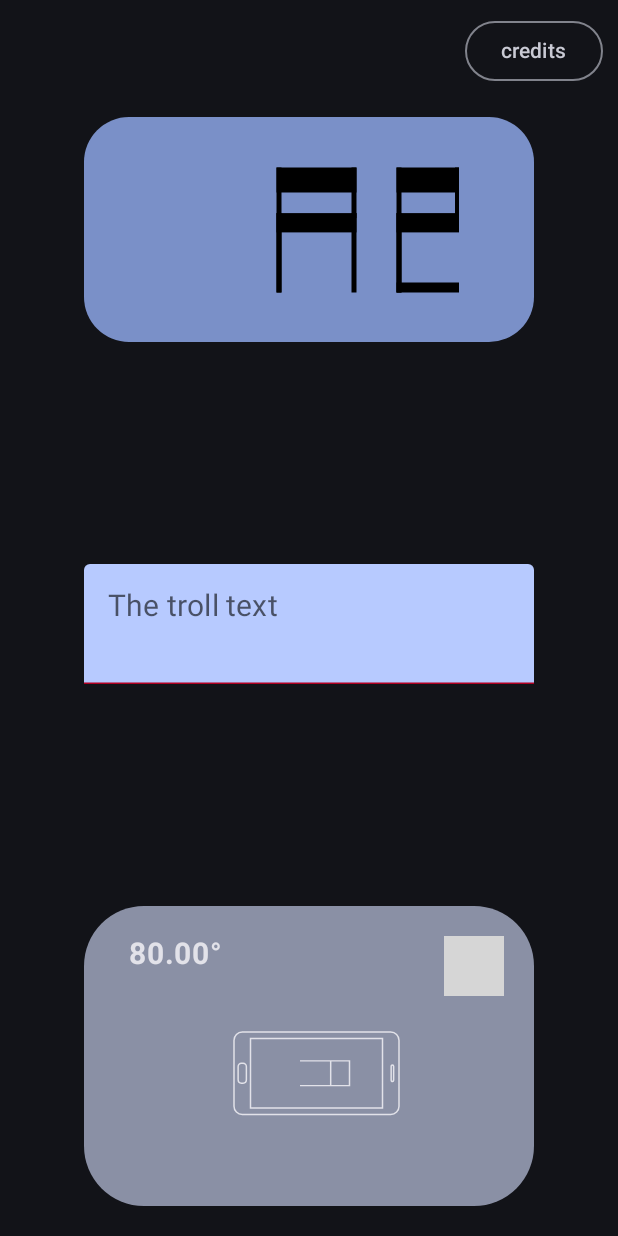
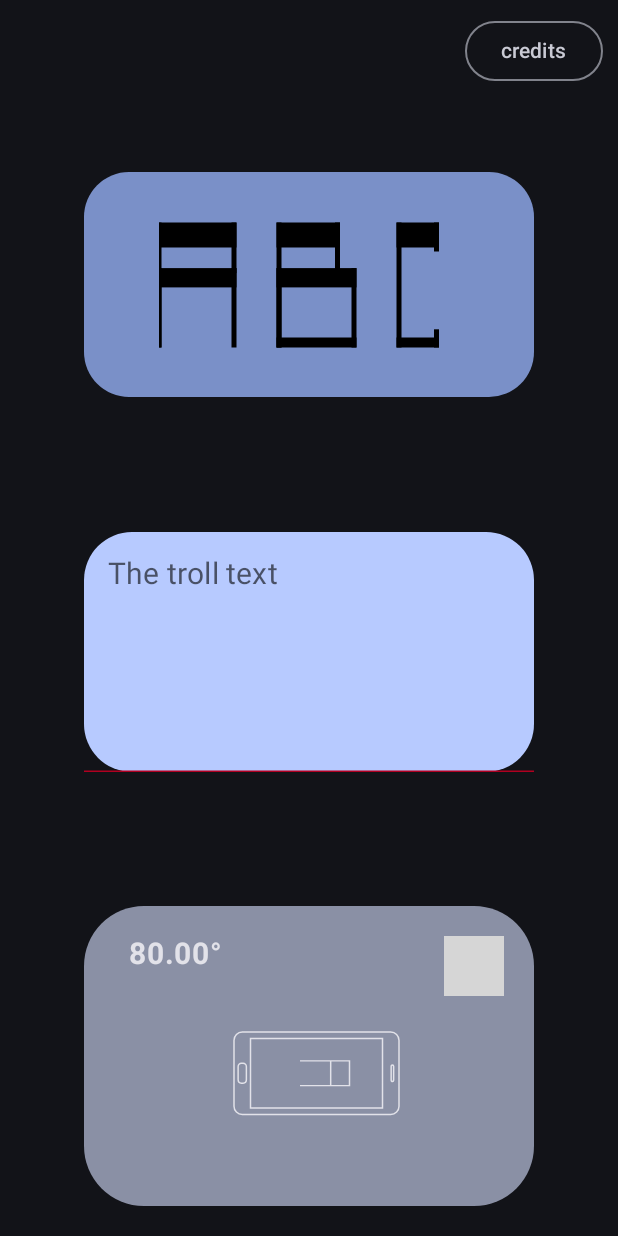
Before and after one commit to SCOTT-HAMILTON/Trollslate, an Android app built with Jetpack Compose: the screen it shows after launch (MainActivity), on a phone screen of 412 x 824 dp. Run offline under Robolectric (Android 15) with nearby library versions, the phone set to English and light mode, and no system bars; missing, so only their content is drawn: CompositionLocalProvider, ProvideTextStyle; 3 statements that could not run were skipped; grey boxes are pictures that could not be loaded.

Commit message:
Troll TextField fix, Ui updates, nav back on credits page

```diff
--- a/app/src/main/AndroidManifest.xml
+++ b/app/src/main/AndroidManifest.xml
@@ -20,7 +20,8 @@
         <activity
             android:name=".MainActivity"
             android:exported="true"
-            android:theme="@style/Theme.Trollslate">
+            android:theme="@style/Theme.Trollslate"
+            android:windowSoftInputMode="adjustResize">
             <intent-filter>
                 <action android:name="android.intent.action.MAIN" />
                 <category android:name="android.intent.category.LAUNCHER" />
--- a/app/src/main/java/org/scotthamilton/trollslate/MainActivity.kt
+++ b/app/src/main/java/org/scotthamilton/trollslate/MainActivity.kt
@@ -6,6 +6,7 @@ import androidx.activity.ComponentActivity
 import androidx.activity.compose.setContent
 import androidx.annotation.RequiresApi
 import androidx.compose.material3.*
+import androidx.navigation.NavHostController
 import androidx.navigation.compose.NavHost
 import androidx.navigation.compose.composable
 import androidx.navigation.compose.rememberNavController
@@ -14,25 +15,43 @@ import org.scotthamilton.trollslate.ui.*
 import org.scotthamilton.trollslate.ui.theme.TrollslateTheme
 import org.scotthamilton.trollslate.utils.decodeUrlBase64
 import org.scotthamilton.trollslate.utils.toUrlBase64
+import java.util.concurrent.atomic.AtomicBoolean
+import java.util.concurrent.atomic.AtomicInteger
 
 @RequiresApi(Build.VERSION_CODES.O)
 @OptIn(ExperimentalMaterial3Api::class)
 class MainActivity : ComponentActivity() {
+    private val navbackable = AtomicBoolean(false)
+    private var navController: NavHostController? = null
+    enum class NavPage {
+        Main, TrollContent
+    }
+    private val currentPage: AtomicInteger = AtomicInteger(NavPage.Main.ordinal)
     override fun onCreate(savedInstanceState: Bundle?) {
         super.onCreate(savedInstanceState)
         setContent {
             TrollslateTheme {
-                val navController = rememberNavController()
+                navController = rememberNavController()
+                navController?.let { navController ->
                     NavHost(navController = navController, startDestination = "main") {
-                    composable("main") { MainActivityScaffold(navController, this@MainActivity) }
+                        composable("main") {
+                            currentPage.set(NavPage.Main.ordinal)
+                            MainActivityScaffold(
+                                navController,
+                                this@MainActivity
+                            )
+                        }
                         composable(
-                        route = "troll?text={text}&angle={angle}",
+                            route = "troll?text={text}&angle={angle}&navbackable={navbackable}",
                             arguments =
                             listOf(
                                 navArgument("text") { defaultValue = "INVALID".toUrlBase64() },
-                                navArgument("angle") { defaultValue = 45f }
+                                navArgument("angle") { defaultValue = 45f },
+                                navArgument("navbackable") { defaultValue = false },
                             )
                         ) {
+                            currentPage.set(NavPage.TrollContent.ordinal)
+                            navbackable.set(it.arguments?.getBoolean("navbackable") ?: false)
                             val text = it.arguments?.getString("text")?.decodeUrlBase64()
                             TrollContent(
                                 text ?: "INVALID",
@@ -44,5 +63,10 @@ class MainActivity : ComponentActivity() {
                 }
             }
         }
-    override fun onBackPressed() {}
     }
+    override fun onBackPressed() {
+        if (currentPage.get() == NavPage.TrollContent.ordinal && navbackable.get()) {
+            navController?.navigate("main")
+        }
+    }
+}
--- a/app/src/main/java/org/scotthamilton/trollslate/ui/CreditsButton.kt
+++ b/app/src/main/java/org/scotthamilton/trollslate/ui/CreditsButton.kt
@@ -32,7 +32,7 @@ fun CreditsButton(
             onClick = {
                 activity?.getString(R.string.credits_text)?.let {
                     val text = it.trimIndent().toUrlBase64()
-                    navController?.navigate(route = "troll?text=$text&angle=5.0")
+                    navController?.navigate(route = "troll?text=$text&angle=5.0&navbackable=true")
                 }
             },
             Modifier.padding(top = 10.dp, end = 10.dp).testTag("creditsButton"),
--- a/app/src/main/java/org/scotthamilton/trollslate/ui/LettersSlide.kt
+++ b/app/src/main/java/org/scotthamilton/trollslate/ui/LettersSlide.kt
@@ -16,7 +16,8 @@ import org.scotthamilton.trollslate.data.FontData
 @RequiresApi(Build.VERSION_CODES.N)
 @Composable
 fun LettersSlide() {
-    val letters = FontData.lettersCodonTable.keys
+    // drop the space character
+    val letters = FontData.lettersCodonTable.keys.drop(1)
     Box(
         modifier =
             Modifier.height(150.dp)
--- a/app/src/main/java/org/scotthamilton/trollslate/ui/MainActivityContent.kt
+++ b/app/src/main/java/org/scotthamilton/trollslate/ui/MainActivityContent.kt
@@ -31,31 +31,20 @@ fun MainActivityContent(
         Surface(
             modifier = Modifier.fillMaxSize().background(MaterialTheme.colorScheme.background)
         ) {
-            Column(
-                horizontalAlignment = Alignment.CenterHorizontally,
-                modifier = Modifier.fillMaxHeight()
-            ) {
+            Box(modifier = Modifier.fillMaxSize()) {
                 val creditState = remember {
                     MutableTransitionState(true).apply { targetState = true }
                 }
                 val trollFabState = remember {
                     MutableTransitionState(false).apply { targetState = false }
                 }
-                Box(modifier = Modifier.align(Alignment.End)) {
-                    TrollFab(
-                        trollTextFieldData = trollTextFieldData,
-                        phoneAngleSelectorData = phoneAngleSelectorData,
-                        navController = navController,
-                        state = trollFabState,
-                    )
-                    CreditsButton(creditState, navController, activity)
-                }
-                Spacer(modifier = Modifier.fillMaxWidth().height(20.dp))
                 Column(
                     horizontalAlignment = Alignment.CenterHorizontally,
                     verticalArrangement = Arrangement.SpaceBetween,
-                    modifier = Modifier.fillMaxSize().padding(bottom = 20.dp)
+                    modifier = Modifier.fillMaxHeight().align(Alignment.Center)
+                        .padding(bottom = 20.dp)
                 ) {
+                    Spacer(modifier = Modifier.fillMaxWidth().height(25.dp))
                     LettersSlide()
                     TrollTextField(trollTextFieldData) {
                         withContext(Dispatchers.Main) {
@@ -65,6 +54,15 @@ fun MainActivityContent(
                     }
                     PhoneAngleSelector(phoneAngleSelectorData)
                 }
+                Box(modifier = Modifier.align(Alignment.TopEnd)) {
+                    TrollFab(
+                        trollTextFieldData = trollTextFieldData,
+                        phoneAngleSelectorData = phoneAngleSelectorData,
+                        navController = navController,
+                        state = trollFabState,
+                    )
+                    CreditsButton(creditState, navController, activity)
+                }
             }
         }
     }
--- a/app/src/main/java/org/scotthamilton/trollslate/ui/TrollContent.kt
+++ b/app/src/main/java/org/scotthamilton/trollslate/ui/TrollContent.kt
@@ -115,7 +115,9 @@ private fun letterSizeToStokeWidth(letterSize: Size): Float = letterSize.width *
 @RequiresApi(Build.VERSION_CODES.N)
 @Preview(showBackground = true)
 @Composable
-fun TrollContent(text: String = "DORIAN", angle: Float = 5f, activity: Activity? = null) {
+fun TrollContent(text: String = "DORIAN",
+                 angle: Float = 5f,
+                 activity: Activity? = null) {
     val letterSize = angleToLetterSize(angle)
     val strokeWidth = letterSizeToStokeWidth(letterSize)
     TrollslateTheme {
--- a/app/src/main/java/org/scotthamilton/trollslate/ui/TrollTextField.kt
+++ b/app/src/main/java/org/scotthamilton/trollslate/ui/TrollTextField.kt
@@ -2,6 +2,7 @@ package org.scotthamilton.trollslate.ui
 
 import androidx.compose.foundation.layout.height
 import androidx.compose.foundation.layout.width
+import androidx.compose.foundation.shape.RoundedCornerShape
 import androidx.compose.material.Text
 import androidx.compose.material.TextField
 import androidx.compose.material.TextFieldDefaults
@@ -23,9 +24,6 @@ import kotlinx.coroutines.Dispatchers
 import kotlinx.coroutines.launch
 import kotlinx.coroutines.withContext
 import org.scotthamilton.trollslate.data.FontData
-import org.scotthamilton.trollslate.utils.TypedRange
-import org.scotthamilton.trollslate.utils.groupRange
-import org.scotthamilton.trollslate.utils.indivRange
 
 data class TrollTextFieldData(var text: MutableState<String>, val showError: MutableState<Boolean>)
 
@@ -40,7 +38,7 @@ private fun visualTransformAnnotate(text: String) : AnnotatedString {
             index to c
         }.filter {
             it.second !in FontData.lettersCodonTable.keys
-        }.fold(listOf<Pair<Int, Int>>()) { a, c ->
+        }.fold(listOf()) { a, c ->
             if (a.isEmpty()) {
                 listOf(c.first to c.first)
             } else {
@@ -89,7 +87,7 @@ fun TrollTextField(data: TrollTextFieldData, onValueChanged: suspend (CoroutineS
     var text by remember { mutableStateOf(TextFieldValue("")) }
     val isAllowedChar = { c: Char -> c.isWhitespace() || c in FontData.lettersCodonTable.keys }
     TextField(
-        modifier = Modifier.width(300.dp).height(80.dp).testTag("trollTextField"),
+        modifier = Modifier.width(300.dp).height(160.dp).testTag("trollTextField"),
         value = text,
         onValueChange = {
             text = it
@@ -118,6 +116,7 @@ fun TrollTextField(data: TrollTextFieldData, onValueChanged: suspend (CoroutineS
         },
         colors =
         TextFieldDefaults.textFieldColors(backgroundColor = MaterialTheme.colorScheme.primary),
+        shape = RoundedCornerShape(20),
         textStyle = TextStyle(fontWeight = FontWeight.Bold, fontSize = 30.sp)
     )
 }
```
Lines whose indentation alone changed are shown as unchanged.
